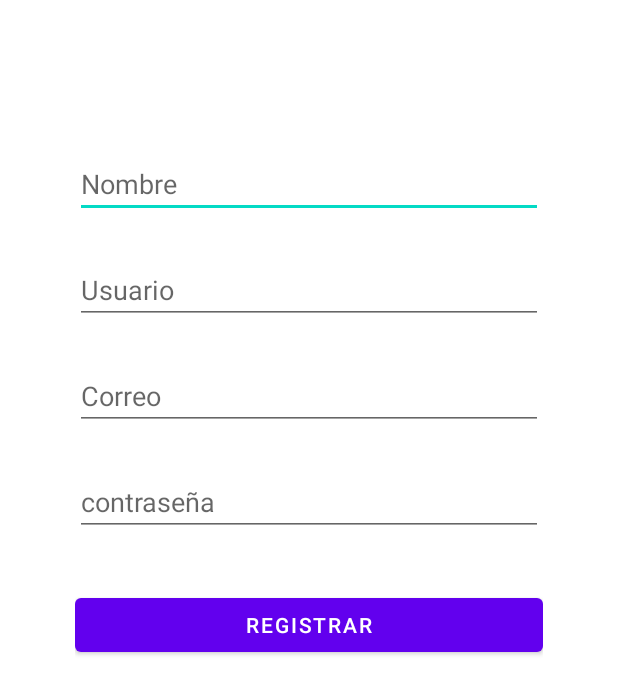
After one commit to LesterUrbina/CineStar, an Android app: the layout activity_registro.xml on its own in the app's theme, with its tools: preview values and no code run, on a phone screen of 412 x 824 dp. The commit adds this screen. Shown: the top 694 px of the screen. Run offline under Robolectric (Android 15) with nearby library versions, the phone set to English and light mode, and no system bars.

Commit message:
Registro y conexion

```diff
--- a/app/src/main/java/idat/edu/cinestar/UserService.java
+++ b/app/src/main/java/idat/edu/cinestar/UserService.java
@@ -2,6 +2,7 @@ package idat.edu.cinestar;
 
 
 import idat.edu.cinestar.dto.LoginUsuario;
+import idat.edu.cinestar.dto.NuevoUsuario;
 import idat.edu.cinestar.utils.ApiResponse;
 import retrofit2.Call;
 import retrofit2.http.Body;
@@ -13,4 +14,8 @@ public interface UserService {
     @Headers({"Accept: application/json"})
     @POST("auth/login")
    Call<ApiResponse> userLogin(@Body LoginUsuario loginUsuario);
+
+    @Headers({"Accept: application/json"})
+    @POST("auth/nuevo")
+    Call<ApiResponse> registro(@Body NuevoUsuario nuevoUsuario);
 }
--- /dev/null
+++ b/app/src/main/res/layout/activity_registro.xml
@@ -0,0 +1,55 @@
+<?xml version="1.0" encoding="utf-8"?>
+<LinearLayout xmlns:android="http://schemas.android.com/apk/res/android"
+    xmlns:app="http://schemas.android.com/apk/res-auto"
+    xmlns:tools="http://schemas.android.com/tools"
+    android:layout_width="match_parent"
+    android:layout_height="match_parent"
+    android:orientation="vertical"
+    tools:context=".LoginActivity">
+
+
+    <LinearLayout
+        android:orientation="vertical"
+        android:padding="50dp"
+        android:layout_width="match_parent"
+        android:layout_height="wrap_content">
+
+        <EditText
+            android:layout_marginTop="50dp"
+            android:id="@+id/edtNombre"
+            android:hint="Nombre"
+            android:layout_width="match_parent"
+            android:layout_height="wrap_content"/>
+        <EditText
+            android:layout_marginTop="25dp"
+            android:id="@+id/edtUsuario"
+            android:hint="Usuario"
+            android:layout_width="match_parent"
+            android:layout_height="wrap_content"/>
+
+        <EditText
+            android:layout_marginTop="25dp"
+            android:id="@+id/edtCorreo"
+            android:hint="Correo"
+            android:layout_width="match_parent"
+            android:layout_height="wrap_content"/>
+
+        <EditText
+            android:id="@+id/edtPassword"
+            android:layout_marginTop="25dp"
+            android:hint="contraseña"
+            android:inputType="textPassword"
+            android:layout_width="match_parent"
+            android:layout_height="wrap_content"/>
+
+        <com.google.android.material.button.MaterialButton
+            android:id="@+id/btnRegistro"
+            android:text="Registrar"
+            android:layout_marginTop="35dp"
+            android:layout_width="match_parent"
+            android:layout_height="wrap_content"/>
+
+    </LinearLayout>
+
+
+</LinearLayout>
```
Also changed, not shown: app/src/main/java/idat/edu/cinestar/LoginActivity.java (+6 -4 lines), app/src/main/java/idat/edu/cinestar/RegistroActivity.java (added, +75 -0 lines), app/src/main/java/idat/edu/cinestar/dto/NuevoUsuario.java (+15 -15 lines).
